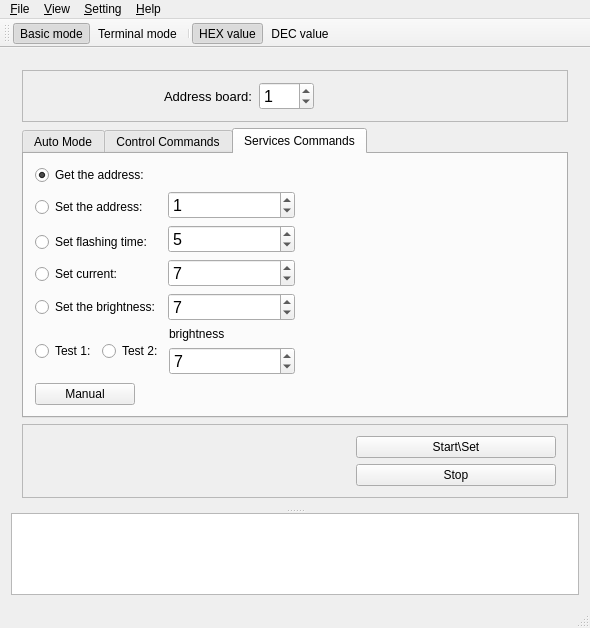
The window that mainwindow.ui (tuzhikov/testCountDown) describes before a commit, drawn with Qt 5.
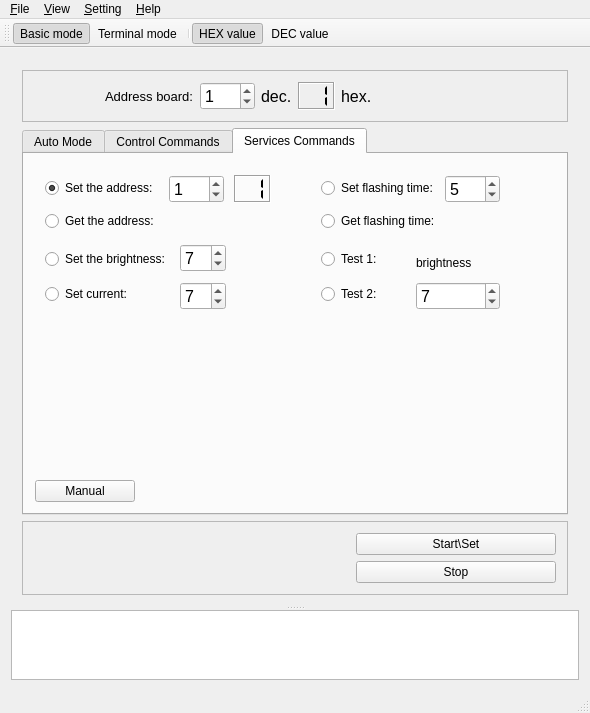
The same window after the commit. The open tabs and pages were chosen to show the change. Icons and pictures are not drawn.

Commit message: changes to USB, changes to GUI data 23.05.2015

Diff of the .ui file:
```diff
--- a/mainwindow.ui
+++ b/mainwindow.ui
@@ -7,7 +7,7 @@
     <x>0</x>
     <y>0</y>
     <width>590</width>
-    <height>628</height>
+    <height>636</height>
    </rect>
   </property>
   <property name="windowTitle">
@@ -20,7 +20,7 @@
       <property name="orientation">
        <enum>Qt::Vertical</enum>
       </property>
-      <widget class="QWidget" name="">
+      <widget class="QWidget" name="layoutWidget">
        <layout class="QVBoxLayout" name="verticalLayout_15">
         <item>
          <widget class="QFrame" name="frameAdr">
@@ -35,7 +35,7 @@
           <property name="frameShadow">
            <enum>QFrame::Plain</enum>
           </property>
-          <layout class="QHBoxLayout" name="horizontalLayout_11" stretch="0,0,0,0">
+          <layout class="QHBoxLayout" name="horizontalLayout_11" stretch="0,0,0,0,0,0,0">
            <item>
             <spacer name="horizontalSpacer_6">
              <property name="orientation">
@@ -79,6 +79,58 @@
              </property>
             </widget>
            </item>
+           <item>
+            <widget class="QLabel" name="label_12">
+             <property name="text">
+              <string>dec.</string>
+             </property>
+            </widget>
+           </item>
+           <item>
+            <widget class="QLCDNumber" name="lcdNumberAdr">
+             <property name="font">
+              <font>
+               <weight>75</weight>
+               <italic>false</italic>
+               <bold>true</bold>
+              </font>
+             </property>
+             <property name="mouseTracking">
+              <bool>false</bool>
+             </property>
+             <property name="frameShape">
+              <enum>QFrame::Box</enum>
+             </property>
+             <property name="frameShadow">
+              <enum>QFrame::Sunken</enum>
+             </property>
+             <property name="smallDecimalPoint">
+              <bool>false</bool>
+             </property>
+             <property name="digitCount">
+              <number>2</number>
+             </property>
+             <property name="mode">
+              <enum>QLCDNumber::Hex</enum>
+             </property>
+             <property name="segmentStyle">
+              <enum>QLCDNumber::Flat</enum>
+             </property>
+             <property name="value" stdset="0">
+              <double>1.000000000000000</double>
+             </property>
+             <property name="intValue" stdset="0">
+              <number>1</number>
+             </property>
+            </widget>
+           </item>
+           <item>
+            <widget class="QLabel" name="label_4">
+             <property name="text">
+              <string>hex.</string>
+             </property>
+            </widget>
+           </item>
            <item>
             <spacer name="horizontalSpacer_4">
              <property name="orientation">
@@ -110,7 +162,7 @@
            <attribute name="title">
             <string>Auto Mode</string>
            </attribute>
-           <layout class="QHBoxLayout" name="horizontalLayout">
+           <layout class="QHBoxLayout" name="horizontalLayout" stretch="1,1">
             <item>
              <widget class="QLCDNumber" name="lcdNumber">
               <property name="frameShape">
@@ -139,7 +191,7 @@
             <item>
              <layout class="QVBoxLayout" name="verticalLayout_7">
               <item>
-               <widget class="QGroupBox" name="groupBox_2">
+               <widget class="QGroupBox" name="groupBoxRed">
                 <property name="title">
                  <string>Countdown red light.</string>
                 </property>
@@ -165,9 +217,16 @@
                      </property>
                      <property name="maximumTime">
                       <time>
+                       <hour>1</hour>
+                       <minute>0</minute>
+                       <second>0</second>
+                      </time>
+                     </property>
+                     <property name="minimumTime">
+                      <time>
                        <hour>0</hour>
-                       <minute>9</minute>
-                       <second>59</second>
+                       <minute>0</minute>
+                       <second>0</second>
                       </time>
                      </property>
                      <property name="currentSection">
@@ -178,6 +237,16 @@
                      </property>
                     </widget>
                    </item>
+                   <item>
+                    <widget class="QCheckBox" name="checkBoxRedCd">
+                     <property name="text">
+                      <string>Value ON</string>
+                     </property>
+                     <property name="checked">
+                      <bool>true</bool>
+                     </property>
+                    </widget>
+                   </item>
                   </layout>
                  </item>
                  <item row="0" column="1">
@@ -196,18 +265,31 @@
                        <pointsize>12</pointsize>
                       </font>
                      </property>
+                     <property name="minimum">
+                      <number>0</number>
+                     </property>
                      <property name="maximum">
                       <number>255</number>
                      </property>
                     </widget>
                    </item>
+                   <item>
+                    <widget class="QCheckBox" name="checkBoxRedTime">
+                     <property name="text">
+                      <string>Value ON</string>
+                     </property>
+                     <property name="checked">
+                      <bool>true</bool>
+                     </property>
+                    </widget>
+                   </item>
                   </layout>
                  </item>
                 </layout>
                </widget>
               </item>
               <item>
-               <widget class="QGroupBox" name="groupBox_3">
+               <widget class="QGroupBox" name="groupBoxGreen">
                 <property name="title">
                  <string>Countdown green light.</string>
                 </property>
@@ -246,6 +328,16 @@
                      </property>
                     </widget>
                    </item>
+                   <item>
+                    <widget class="QCheckBox" name="checkBoxGreenCd">
+                     <property name="text">
+                      <string>Value ON</string>
+                     </property>
+                     <property name="checked">
+                      <bool>true</bool>
+                     </property>
+                    </widget>
+                   </item>
                   </layout>
                  </item>
                  <item row="0" column="1">
@@ -269,11 +361,102 @@
                      </property>
                     </widget>
                    </item>
+                   <item>
+                    <widget class="QCheckBox" name="checkBoxGreenTime">
+                     <property name="text">
+                      <string>Value ON</string>
+                     </property>
+                     <property name="checked">
+                      <bool>true</bool>
+                     </property>
+                    </widget>
+                   </item>
                   </layout>
                  </item>
                 </layout>
                </widget>
               </item>
+              <item>
+               <widget class="QGroupBox" name="groupBox">
+                <property name="minimumSize">
+                 <size>
+                  <width>0</width>
+                  <height>0</height>
+                 </size>
+                </property>
+                <property name="title">
+                 <string>Set the brightness.</string>
+                </property>
+                <property name="alignment">
+                 <set>Qt::AlignCenter</set>
+                </property>
+                <property name="flat">
+                 <bool>false</bool>
+                </property>
+                <property name="checkable">
+                 <bool>false</bool>
+                </property>
+                <layout class="QHBoxLayout" name="horizontalLayout_6">
+                 <item>
+                  <widget class="QLabel" name="label_13">
+                   <property name="text">
+                    <string>MIN.</string>
+                   </property>
+                  </widget>
+                 </item>
+                 <item>
+                  <widget class="QSlider" name="horizontalSliderAuto">
+                   <property name="minimumSize">
+                    <size>
+                     <width>0</width>
+                     <height>40</height>
+                    </size>
+                   </property>
+                   <property name="toolTipDuration">
+                    <number>-1</number>
+                   </property>
+                   <property name="layoutDirection">
+                    <enum>Qt::LeftToRight</enum>
+                   </property>
+                   <property name="maximum">
+                    <number>15</number>
+                   </property>
+                   <property name="pageStep">
+                    <number>15</number>
+                   </property>
+                   <property name="value">
+                    <number>7</number>
+                   </property>
+                   <property name="tracking">
+                    <bool>true</bool>
+                   </property>
+                   <property name="orientation">
+                    <enum>Qt::Horizontal</enum>
+                   </property>
+                   <property name="invertedAppearance">
+                    <bool>false</bool>
+                   </property>
+                   <property name="invertedControls">
+                    <bool>true</bool>
+                   </property>
+                   <property name="tickPosition">
+                    <enum>QSlider::TicksBothSides</enum>
+                   </property>
+                   <property name="tickInterval">
+                    <number>1</number>
+                   </property>
+                  </widget>
+                 </item>
+                 <item>
+                  <widget class="QLabel" name="label_14">
+                   <property name="text">
+                    <string>MAX.</string>
+                   </property>
+                  </widget>
+                 </item>
+                </layout>
+               </widget>
+              </item>
               <item>
                <spacer name="verticalSpacer_3">
                 <property name="orientation">
@@ -344,6 +527,16 @@
                   </property>
                  </widget>
                 </item>
+                <item>
+                 <widget class="QCheckBox" name="checkBoxRedTest">
+                  <property name="text">
+                   <string>Value ON</string>
+                  </property>
+                  <property name="checked">
+                   <bool>true</bool>
+                  </property>
+                 </widget>
+                </item>
                </layout>
               </item>
               <item>
@@ -367,6 +560,16 @@
                   </property>
                  </widget>
                 </item>
+                <item>
+                 <widget class="QCheckBox" name="checkBoxRedTestTime">
+                  <property name="text">
+                   <string>Value ON</string>
+                  </property>
+                  <property name="checked">
+                   <bool>true</bool>
+                  </property>
+                 </widget>
+                </item>
                </layout>
               </item>
               <item>
@@ -429,6 +632,16 @@
                   </property>
                  </widget>
                 </item>
+                <item>
+                 <widget class="QCheckBox" name="checkBoxGreenTest">
+                  <property name="text">
+                   <string>Value ON</string>
+                  </property>
+                  <property name="checked">
+                   <bool>true</bool>
+                  </property>
+                 </widget>
+                </item>
                </layout>
               </item>
               <item>
@@ -452,6 +665,16 @@
                   </property>
                  </widget>
                 </item>
+                <item>
+                 <widget class="QCheckBox" name="checkBoxGreenTestTime">
+                  <property name="text">
+                   <string>Value ON</string>
+                  </property>
+                  <property name="checked">
+                   <bool>true</bool>
+                  </property>
+                 </widget>
+                </item>
                </layout>
               </item>
               <item>
@@ -536,56 +759,171 @@
            <attribute name="title">
             <string>Services Commands</string>
            </attribute>
-           <layout class="QVBoxLayout" name="verticalLayout_16">
-            <item>
-             <layout class="QHBoxLayout" name="horizontalLayout_4">
+           <layout class="QGridLayout" name="gridLayout_4">
+            <item row="0" column="0">
+             <layout class="QVBoxLayout" name="verticalLayout_21">
               <item>
-               <layout class="QVBoxLayout" name="verticalLayout_8">
-                <item>
-                 <widget class="QRadioButton" name="radioButtonSrvGetAdr">
-                  <property name="text">
-                   <string>Get the address:</string>
+               <layout class="QFormLayout" name="formLayout">
+                <property name="horizontalSpacing">
+                 <number>50</number>
+                </property>
+                <property name="verticalSpacing">
+                 <number>10</number>
+                </property>
+                <property name="leftMargin">
+                 <number>10</number>
+                </property>
+                <property name="topMargin">
+                 <number>10</number>
+                </property>
+                <property name="rightMargin">
+                 <number>10</number>
+                </property>
+                <property name="bottomMargin">
+                 <number>10</number>
+                </property>
+                <item row="0" column="0">
+                 <layout class="QHBoxLayout" name="horizontalLayout_8">
+                  <property name="spacing">
+                   <number>10</number>
                   </property>
-                  <property name="checked">
-                   <bool>true</bool>
-                  </property>
-                 </widget>
+                  <item>
+                   <layout class="QVBoxLayout" name="verticalLayout_8">
+                    <property name="spacing">
+                     <number>10</number>
+                    </property>
+                    <item>
+                     <widget class="QRadioButton" name="radioButtonSvrSetAdr">
+                      <property name="text">
+                       <string>Set the address:</string>
+                      </property>
+                      <property name="checked">
+                       <bool>true</bool>
+                      </property>
+                     </widget>
+                    </item>
+                    <item>
+                     <widget class="QRadioButton" name="radioButtonGetAdr">
+                      <property name="text">
+                       <string>Get the address:</string>
+                      </property>
+                      <property name="checked">
+                       <bool>false</bool>
+                      </property>
+                     </widget>
+                    </item>
+                   </layout>
+                  </item>
+                  <item>
+                   <layout class="QVBoxLayout" name="verticalLayout_20">
+                    <property name="spacing">
+                     <number>10</number>
+                    </property>
+                    <item>
+                     <layout class="QHBoxLayout" name="horizontalLayout_4">
+                      <property name="spacing">
+                       <number>10</number>
+                      </property>
+                      <item>
+                       <widget class="QSpinBox" name="spinBoxAdrSrvNew">
+                        <property name="minimumSize">
+                         <size>
+                          <width>50</width>
+                          <height>0</height>
+                         </size>
+                        </property>
+                        <property name="font">
+                         <font>
+                          <pointsize>12</pointsize>
+                         </font>
+                        </property>
+                        <property name="maximum">
+                         <number>254</number>
+                        </property>
+                        <property name="value">
+                         <number>1</number>
+                        </property>
+                        <property name="displayIntegerBase">
+                         <number>10</number>
+                        </property>
+                       </widget>
+                      </item>
+                      <item>
+                       <widget class="QLCDNumber" name="lcdNumberAdrNew">
+                        <property name="font">
+                         <font>
+                          <pointsize>12</pointsize>
+                          <weight>75</weight>
+                          <bold>true</bold>
+                         </font>
+                        </property>
+                        <property name="frameShadow">
+                         <enum>QFrame::Sunken</enum>
+                        </property>
+                        <property name="digitCount">
+                         <number>2</number>
+                        </property>
+                        <property name="mode">
+                         <enum>QLCDNumber::Hex</enum>
+                        </property>
+                        <property name="segmentStyle">
+                         <enum>QLCDNumber::Flat</enum>
+                        </property>
+                        <property name="intValue" stdset="0">
+                         <number>1</number>
+                        </property>
+                       </widget>
+                      </item>
+                     </layout>
+                    </item>
+                    <item>
+                     <spacer name="verticalSpacer_4">
+                      <property name="orientation">
+                       <enum>Qt::Vertical</enum>
+                      </property>
+                      <property name="sizeHint" stdset="0">
+                       <size>
+                        <width>20</width>
+                        <height>13</height>
+                       </size>
+                      </property>
+                     </spacer>
+                    </item>
+                   </layout>
+                  </item>
+                 </layout>
                 </item>
-                <item>
-                 <layout class="QGridLayout" name="gridLayout_4">
-                  <item row="0" column="0">
-                   <widget class="QRadioButton" name="radioButtonSvrSetAdr">
-                    <property name="text">
-                     <string>Set the address:</string>
-                    </property>
-                   </widget>
-                  </item>
-                  <item row="0" column="1" rowspan="4">
+                <item row="0" column="1">
+                 <layout class="QHBoxLayout" name="horizontalLayout_5">
+                  <property name="spacing">
+                   <number>10</number>
+                  </property>
+                  <item>
                    <layout class="QVBoxLayout" name="verticalLayout_13">
+                    <property name="spacing">
+                     <number>10</number>
+                    </property>
                     <item>
-                     <widget class="QSpinBox" name="spinBoxAdrSrvNew">
-                      <property name="minimumSize">
-                       <size>
-                        <width>50</width>
-                        <height>0</height>
-                       </size>
+                     <widget class="QRadioButton" name="radioButtonSrvTwo">
+                      <property name="text">
+                       <string>Set flashing time:</string>
                       </property>
-                      <property name="font">
-                       <font>
-                        <pointsize>12</pointsize>
-                       </font>
+                     </widget>
+                    </item>
+                    <item>
+                     <widget class="QRadioButton" name="radioButtonGetFlashTime">
+                      <property name="text">
+                       <string>Get flashing time:</string>
                       </property>
-                      <property name="maximum">
-                       <number>254</number>
-                      </property>
-                      <property name="value">
-                       <number>1</number>
-                      </property>
-                      <property name="displayIntegerBase">
-                       <number>10</number>
-                      </property>
                      </widget>
                     </item>
+                   </layout>
+                  </item>
+                  <item>
+                   <layout class="QVBoxLayout" name="verticalLayout_19">
+                    <property name="spacing">
+                     <number>10</number>
+                    </property>
                     <item>
                      <widget class="QSpinBox" name="spinBoxBlinkSrv">
                       <property name="font">
@@ -605,23 +943,56 @@
                      </widget>
                     </item>
                     <item>
-                     <widget class="QSpinBox" name="spinBoxCurrentSrv">
-                      <property name="font">
-                       <font>
-                        <pointsize>12</pointsize>
-                       </font>
+                     <spacer name="verticalSpacer_2">
+                      <property name="orientation">
+                       <enum>Qt::Vertical</enum>
                       </property>
-                      <property name="maximum">
-                       <number>15</number>
+                      <property name="sizeHint" stdset="0">
+                       <size>
+                        <width>20</width>
+                        <height>17</height>
+                       </size>
                       </property>
-                      <property name="value">
-                       <number>7</number>
+                     </spacer>
+                    </item>
+                   </layout>
+                  </item>
+                 </layout>
+                </item>
+                <item row="1" column="0">
+                 <layout class="QHBoxLayout" name="horizontalLayout_7">
+                  <property name="spacing">
+                   <number>10</number>
+                  </property>
+                  <property name="leftMargin">
+                   <number>0</number>
+                  </property>
+                  <item>
+                   <layout class="QVBoxLayout" name="verticalLayout_18">
+                    <property name="spacing">
+                     <number>10</number>
+                    </property>
+                    <item>
+                     <widget class="QRadioButton" name="radioButtonSrvFour">
+                      <property name="text">
+                       <string>Set the brightness:</string>
                       </property>
-                      <property name="displayIntegerBase">
-                       <number>10</number>
+                     </widget>
+                    </item>
+                    <item>
+                     <widget class="QRadioButton" name="radioButtonSrvThree">
+                      <property name="text">
+                       <string>Set current:</string>
                       </property>
                      </widget>
                     </item>
+                   </layout>
+                  </item>
+                  <item>
+                   <layout class="QVBoxLayout" name="verticalLayout_17">
+                    <property name="spacing">
+                     <number>10</number>
+                    </property>
                     <item>
                      <widget class="QSpinBox" name="spinBoxBrightSrv">
                       <property name="font">
@@ -640,49 +1011,59 @@
                       </property>
                      </widget>
                     </item>
+                    <item>
+                     <widget class="QSpinBox" name="spinBoxCurrentSrv">
+                      <property name="font">
+                       <font>
+                        <pointsize>12</pointsize>
+                       </font>
+                      </property>
+                      <property name="maximum">
+                       <number>15</number>
+                      </property>
+                      <property name="value">
+                       <number>7</number>
+                      </property>
+                      <property name="displayIntegerBase">
+                       <number>10</number>
+                      </property>
+                     </widget>
+                    </item>
                    </layout>
                   </item>
-                  <item row="1" column="0">
-                   <widget class="QRadioButton" name="radioButtonSrvTwo">
-                    <property name="text">
-                     <string>Set flashing time:</string>
-                    </property>
-                   </widget>
-                  </item>
-                  <item row="2" column="0">
-                   <widget class="QRadioButton" name="radioButtonSrvThree">
-                    <property name="text">
-                     <string>Set current:</string>
-                    </property>
-                   </widget>
-                  </item>
-                  <item row="3" column="0">
-                   <widget class="QRadioButton" name="radioButtonSrvFour">
-                    <property name="text">
-                     <string>Set the brightness:</string>
-                    </property>
-                   </widget>
-                  </item>
                  </layout>
                 </item>
-                <item>
-                 <layout class="QHBoxLayout" name="horizontalLayout_5" stretch="0,0,1">
+                <item row="1" column="1">
+                 <layout class="QHBoxLayout" name="horizontalLayout_9">
+                  <property name="spacing">
+                   <number>10</number>
+                  </property>
                   <item>
-                   <widget class="QRadioButton" name="radioButtonSrvTest1">
-                    <property name="text">
-                     <string>Test 1:</string>
+                   <layout class="QVBoxLayout" name="verticalLayout_16">
+                    <property name="spacing">
+                     <number>10</number>
                     </property>
-                   </widget>
-                  </item>
-                  <item>
-                   <widget class="QRadioButton" name="radioButtonSrvTest2">
-                    <property name="text">
-                     <string>Test 2:</string>
-                    </property>
-                   </widget>
+                    <item>
+                     <widget class="QRadioButton" name="radioButtonSrvTest1">
+                      <property name="text">
+                       <string>Test 1:</string>
+                      </property>
+                     </widget>
+                    </item>
+                    <item>
+                     <widget class="QRadioButton" name="radioButtonSrvTest2">
+                      <property name="text">
+                       <string>Test 2:</string>
+                      </property>
+                     </widget>
+                    </item>
+                   </layout>
                   </item>
                   <item>
                    <layout class="QVBoxLayout" name="verticalLayout_6">
+                    <property name="spacing">
+                     <number>0</number>
+                    </property>
                     <item>
                      <widget class="QLabel" name="label_9">
                       <property name="text">
@@ -715,50 +1096,50 @@
                </layout>
               </item>
               <item>
-               <spacer name="horizontalSpacer">
+               <spacer name="verticalSpacer_5">
                 <property name="orientation">
-                 <enum>Qt::Horizontal</enum>
+                 <enum>Qt::Vertical</enum>
                 </property>
                 <property name="sizeHint" stdset="0">
                  <size>
-                  <width>40</width>
-                  <height>20</height>
+                  <width>20</width>
+                  <height>40</height>
                  </size>
                 </property>
                </spacer>
               </item>
+              <item>
+               <widget class="QPushButton" name="pushButtonWinManual">
+                <property name="maximumSize">
+                 <size>
+                  <width>100</width>
+                  <height>16777215</height>
+                 </size>
+                </property>
+                <property name="text">
+                 <string>Manual</string>
+                </property>
+                <property name="icon">
+                 <iconset resource="QCurrentResource.qrc">
+                  <normaloff>:/ICO/ICO/test.ico</normaloff>:/ICO/ICO/test.ico</iconset>
+                </property>
+               </widget>
+              </item>
              </layout>
             </item>
-            <item>
-             <spacer name="verticalSpacer_2">
+            <item row="0" column="1">
+             <spacer name="horizontalSpacer">
               <property name="orientation">
-               <enum>Qt::Vertical</enum>
+               <enum>Qt::Horizontal</enum>
               </property>
               <property name="sizeHint" stdset="0">
                <size>
-                <width>20</width>
-                <height>17</height>
+                <width>69</width>
+                <height>20</height>
                </size>
               </property>
              </spacer>
             </item>
-            <item>
-             <widget class="QPushButton" name="pushButtonWinManual">
-              <property name="maximumSize">
-               <size>
-                <width>100</width>
-                <height>16777215</height>
-               </size>
-              </property>
-              <property name="text">
-               <string>Manual</string>
-              </property>
-              <property name="icon">
-               <iconset resource="QCurrentResource.qrc">
-                <normaloff>:/ICO/ICO/test.ico</normaloff>:/ICO/ICO/test.ico</iconset>
-              </property>
-             </widget>
-            </item>
            </layout>
           </widget>
          </widget>
```
Left out of the diff: 160 changed lines with no effect on the pictures. The commit also changes 7 other files.
